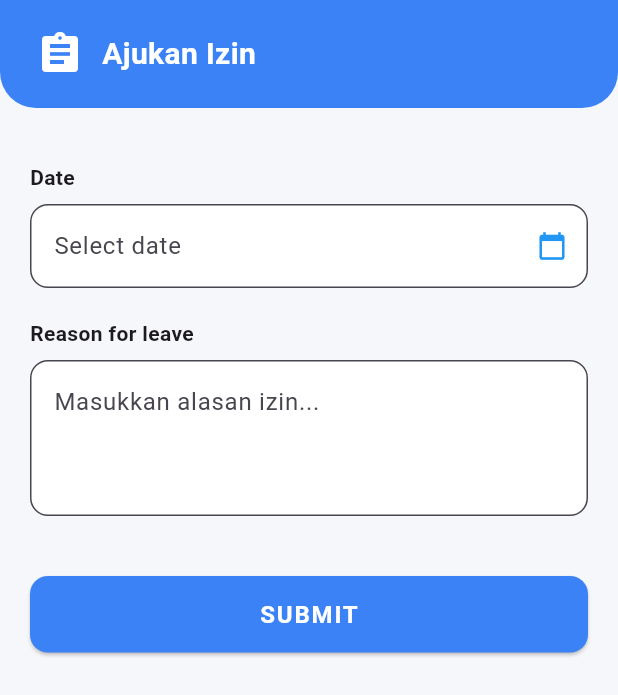
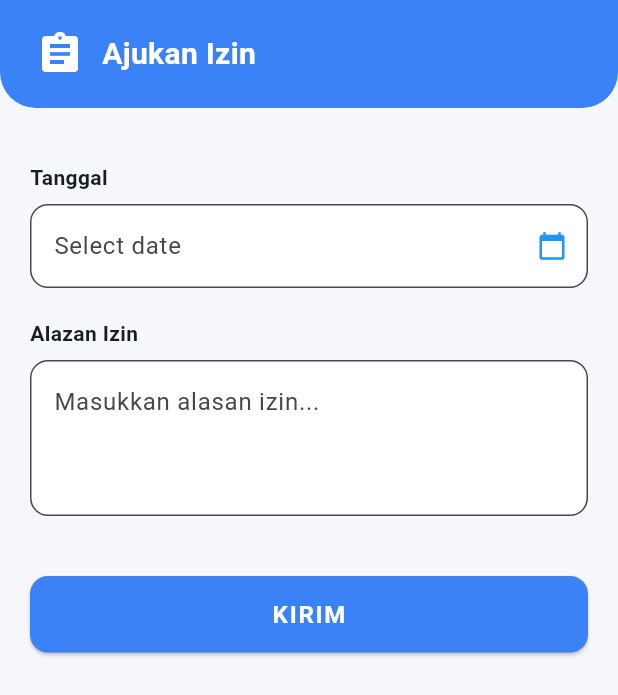
Before and after one commit to FarrezJv/tugas_akhir_api, a Flutter app: the AjukanIzinPage screen opened directly, on a phone screen of 412 x 824 dp. Shown: the top 695 px of the screen. Run offline on Flutter 3.47's test engine with Material 3 defaults, Android fonts, the phone set to English and light mode, and no system bars; our stand-ins replace animated_notch_bottom_bar, geocoding, geolocator, google_maps_flutter, image_picker, lottie and 1 more; accounts and stored records are empty; project files that could hold a hidden picture were left out.

Commit message:
Tugas akhir Update 7

```diff
--- a/lib/views/home/izin.dart
+++ b/lib/views/home/izin.dart
@@ -112,7 +112,7 @@ class _AjukanIzinPageState extends State<AjukanIzinPage> {
                     children: [
                       // Tanggal
                       const Text(
-                        "Date",
+                        "Tanggal",
                         style: TextStyle(fontWeight: FontWeight.w600),
                       ),
                       const SizedBox(height: 8),
@@ -141,7 +141,7 @@ class _AjukanIzinPageState extends State<AjukanIzinPage> {
 
                       // Alasan
                       const Text(
-                        "Reason for leave",
+                        "Alazan Izin",
                         style: TextStyle(fontWeight: FontWeight.w600),
                       ),
                       const SizedBox(height: 8),
@@ -178,7 +178,7 @@ class _AjukanIzinPageState extends State<AjukanIzinPage> {
                                   color: Colors.white,
                                 )
                               : const Text(
-                                  "SUBMIT",
+                                  "KIRIM",
                                   style: TextStyle(
                                     fontSize: 16,
                                     letterSpacing: 1.2,
--- a/pubspec.yaml
+++ b/pubspec.yaml
@@ -30,6 +30,8 @@ environment:
 dependencies:
   cupertino_icons: ^1.0.8
   flutter:
+    sdk: flutter
+  flutter_localizations:
     sdk: flutter
   flutter_screenutil: ^5.9.3
   lottie: ^3.3.1
```
Also changed, not shown: lib/main.dart (+13 -4 lines), lib/views/auth/register.dart (+13 -4 lines), lib/views/home/halaman_utama.dart (+14 -2 lines), pubspec.lock.
